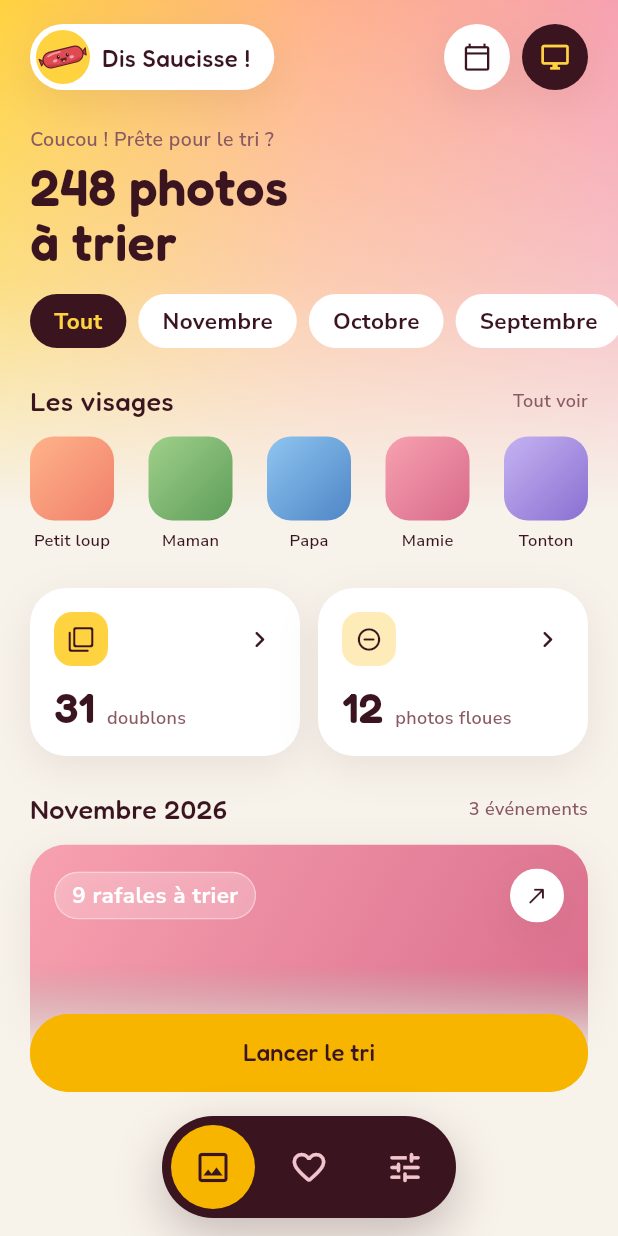
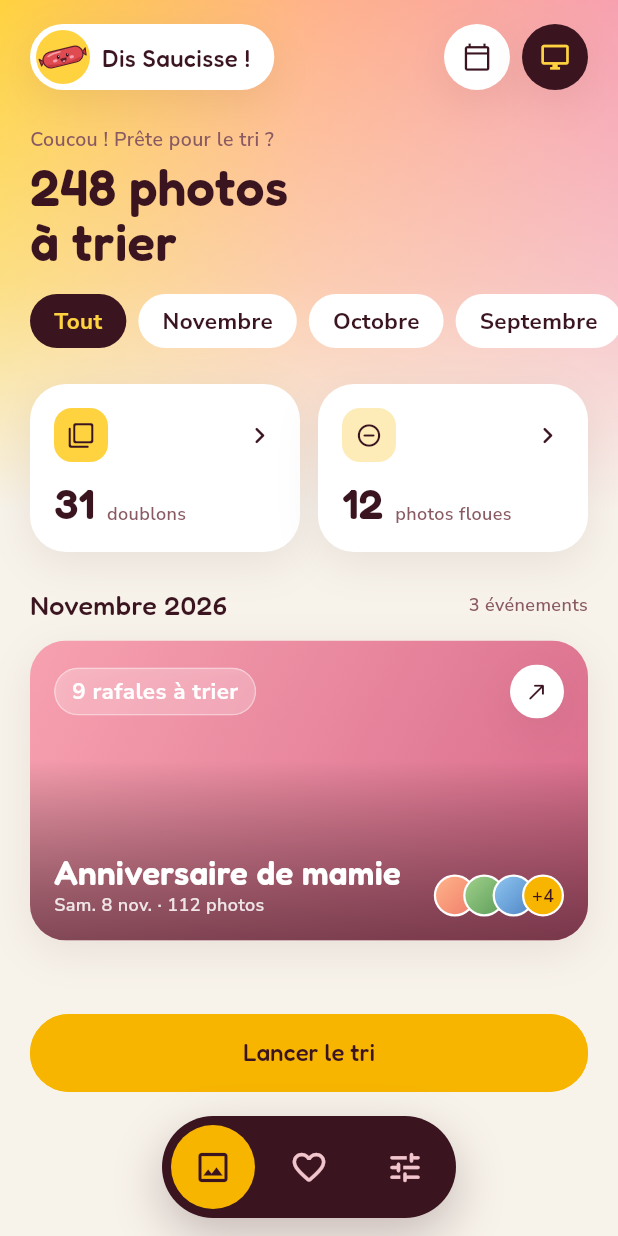
Before and after one commit to huguesleger/dis_saucisse, a Flutter app: the screen it shows after launch, on a phone screen of 412 x 824 dp. Run offline on Flutter 3.47's test engine with Material 3 defaults, Android fonts, the phone set to English and light mode, and no system bars; our stand-ins replace equatable, flutter_bloc, flutter_svg, go_router.

Commit message:
remove section face_avatar

```diff
--- a/apps/dis_saucisse_mobile/lib/features/home/presentation/home_screen.dart
+++ b/apps/dis_saucisse_mobile/lib/features/home/presentation/home_screen.dart
@@ -1,7 +1,6 @@
 import 'package:core_ui/core_ui.dart';
 import 'package:dis_saucisse_mobile/features/home/presentation/widgets/home_bottom_actions.dart';
 import 'package:dis_saucisse_mobile/features/home/presentation/widgets/home_events_section.dart';
-import 'package:dis_saucisse_mobile/features/home/presentation/widgets/home_faces_section.dart';
 import 'package:dis_saucisse_mobile/features/home/presentation/widgets/home_greeting.dart';
 import 'package:dis_saucisse_mobile/features/home/presentation/widgets/home_month_filters.dart';
 import 'package:dis_saucisse_mobile/features/home/presentation/widgets/home_quality_tiles.dart';
@@ -30,11 +29,6 @@ class HomeScreen extends StatelessWidget {
                 SizedBox(height: DsSpacing.m),
                 HomeMonthFilters(labels: <String>['Tout', 'Novembre', 'Octobre', 'Septembre'], selectedIndex: 0),
                 SizedBox(height: DsSpacing.xl),
-                Padding(
-                  padding: _gutter,
-                  child: HomeFacesSection(names: <String>['Petit loup', 'Maman', 'Papa', 'Mamie', 'Tonton']),
-                ),
-                SizedBox(height: DsSpacing.xl),
                 Padding(padding: _gutter, child: HomeQualityTiles(duplicateCount: 31, blurryCount: 12)),
                 SizedBox(height: DsSpacing.xl),
                 Padding(padding: _gutter, child: HomeEventsSection()),
--- a/apps/dis_saucisse_mobile/lib/features/home/presentation/widgets/home_face_avatar.dart
+++ /dev/null
@@ -1,18 +0,0 @@
-import 'package:core_ui/core_ui.dart';
-import 'package:flutter/widgets.dart';
-
-class HomeFaceAvatar extends StatelessWidget {
-  const HomeFaceAvatar({super.key, required this.name, required this.placeholderIndex});
-
-  final String name;
-  final int placeholderIndex;
-
-  @override
-  Widget build(BuildContext context) => Column(
-    spacing: DsSpacing.xs - 2,
-    children: <Widget>[
-      DsPhoto(placeholderIndex: placeholderIndex, width: 56, height: 56, borderRadius: DsRadius.mediumAll),
-      Text(name, style: DsTextStyles.caption.copyWith(color: DsColors.text, fontSize: 11)),
-    ],
-  );
-}
--- a/apps/dis_saucisse_mobile/lib/features/home/presentation/widgets/home_faces_section.dart
+++ /dev/null
@@ -1,24 +0,0 @@
-import 'package:core_ui/core_ui.dart';
-import 'package:dis_saucisse_mobile/features/home/presentation/widgets/home_face_avatar.dart';
-import 'package:flutter/widgets.dart';
-
-class HomeFacesSection extends StatelessWidget {
-  const HomeFacesSection({super.key, required this.names});
-
-  final List<String> names;
-
-  @override
-  Widget build(BuildContext context) => Column(
-    crossAxisAlignment: CrossAxisAlignment.start,
-    spacing: DsSpacing.s,
-    children: <Widget>[
-      const DsSectionHeader(title: 'Les visages', trailing: 'Tout voir'),
-      Row(
-        mainAxisAlignment: MainAxisAlignment.spaceBetween,
-        children: <Widget>[
-          for (final (int index, String name) in names.indexed) HomeFaceAvatar(name: name, placeholderIndex: index),
-        ],
-      ),
-    ],
-  );
-}
```
